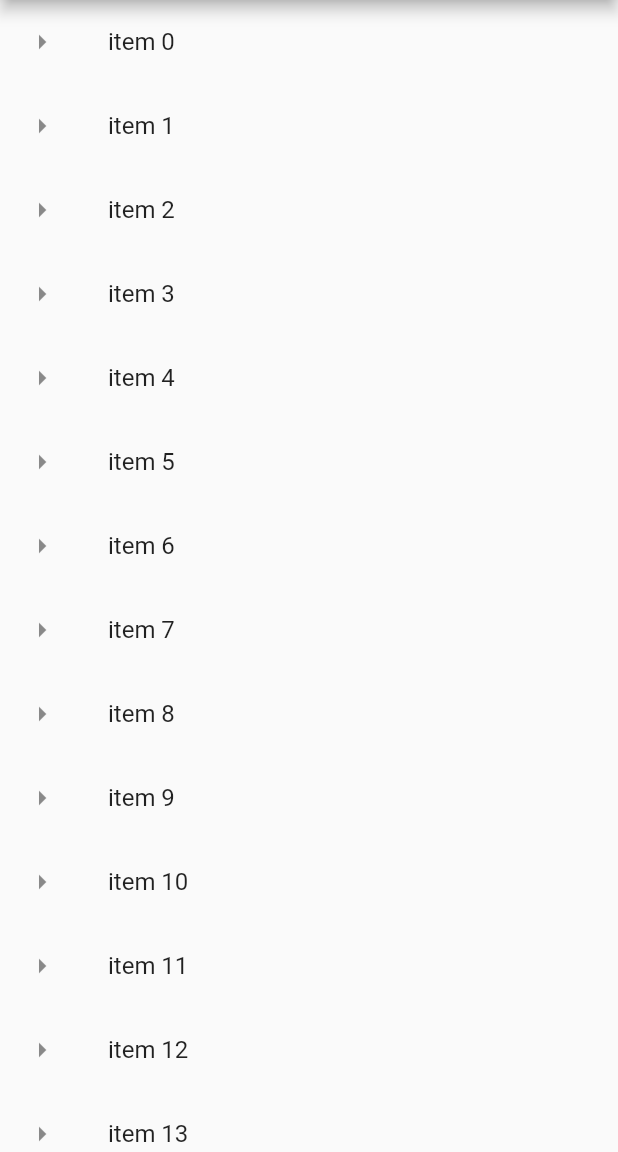
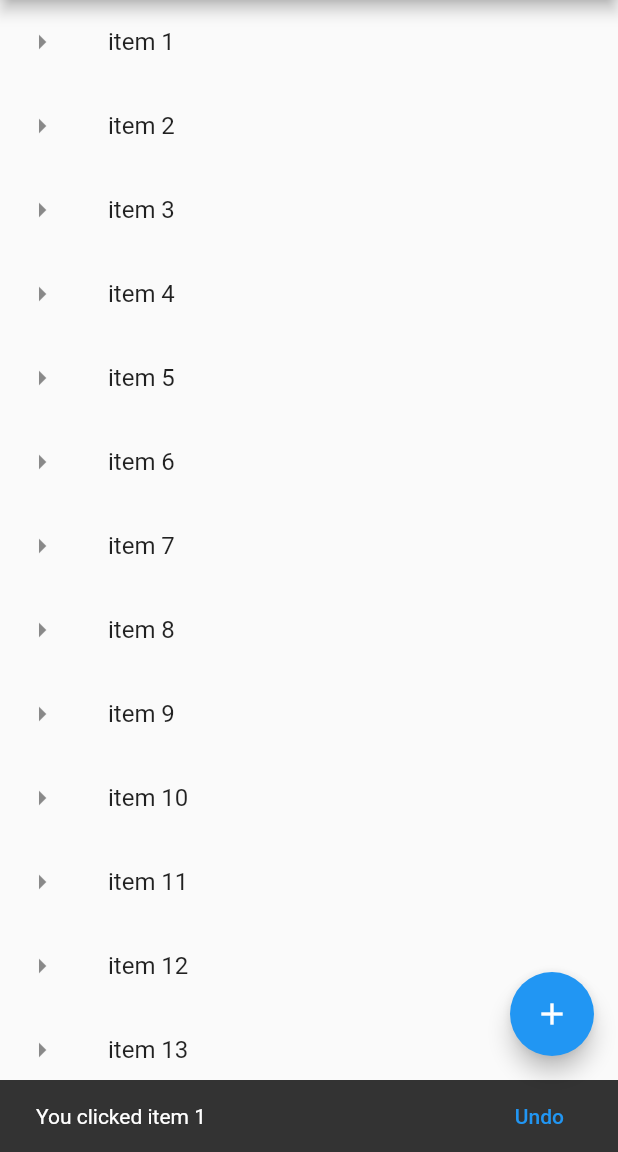
Before and after one commit to TejusAcentria/FlutterProject, a Flutter app: the screen it shows after launch, after a tap on an icon or button, on a phone screen of 412 x 824 dp, the part 84-1236 px from its top. Run offline on Flutter 3.47's test engine with Material 2 defaults, Android fonts, the phone set to English and light mode, and no system bars.

Commit message:
'added_list_click_shows_snacksBar_alerDialog

```diff
--- a/ExploringListView/listview_app/lib/main.dart
+++ b/ExploringListView/listview_app/lib/main.dart
@@ -1,21 +1,21 @@
 import 'package:flutter/material.dart';
 
 void main() {
-//  runApp(MaterialApp(
-//    title: "Exploring UI Widgets",
-//    home: Scaffold(
-//      appBar: AppBar(title: Text("ListView Example"),),
-//      body: getListElements()
-//      //      body: getListView()
-//    ),
-//  ));
   runApp(MaterialApp(
     title: "Exploring ListView",
     home: Scaffold(
-        appBar: AppBar(
-          title: Text("ListView Example"),
-        ),
-        body: getListView()),
+      appBar: AppBar(
+        title: Text("ListView Example"),
+      ),
+      body: getListView(),
+      floatingActionButton: FloatingActionButton(
+        onPressed: () {
+          debugPrint("clicked Fab");
+        },
+        child: Icon(Icons.add),
+        tooltip: 'Add more item',
+      ),
+    ),
   ));
 }
 
@@ -50,7 +50,7 @@ void main() {
 //}
 
 List<String> getListElements() {
-  var item = List<String>.generate(1000, (counter) => "item $counter");
+  var item = List<String>.generate(999, (counter) => "item ${counter+1}");
   return item;
 }
 
@@ -61,11 +61,38 @@ Widget getListView() {
     return ListTile(
       leading: Icon(Icons.arrow_right),
       title: Text(listElements[index]),
-      onTap: (){
-        debugPrint('Tapped ${listElements[index]}');
+      onTap: () {
+        showSnakBar(context, listElements[index],"You clicked");
+      //  alertDialod(context, listElements[index]);
       },
     );
   });
 
   return listView;
 }
+
+void showSnakBar(BuildContext context, String type,String title) {
+  var snackBAr = SnackBar(
+    content: Text("${title} ${type}"),
+    action: SnackBarAction(
+      label: "Undo",
+      onPressed:(){
+        var titles="you revert";
+        showSnakBar(context, type,titles);
+      } ,
+    ),
+  );
+
+  Scaffold.of(context).showSnackBar(snackBAr);
+}
+
+void alertDialod(BuildContext context, String type) {
+  var alert = AlertDialog(
+    title: Text("You have pressed  $type"),
+  );
+  showDialog(
+      context: context,
+      builder: (BuildContext context) {
+        return alert;
+      });
+}
```
